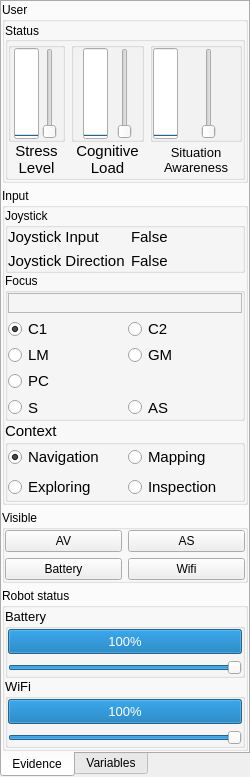
Old version of the form aui/mi/ui/parameters.ui in the repository argenortega/AUI.
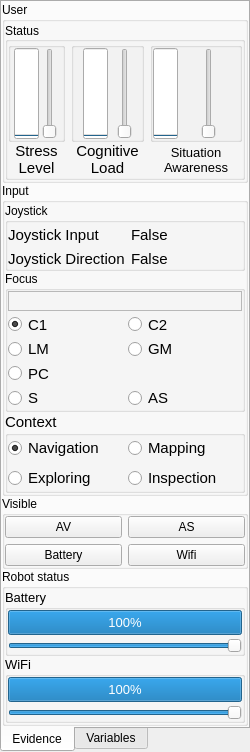
New version of the form. Custom widgets are drawn as their Qt base class.

Patch:
```diff
--- a/aui/mi/ui/parameters.ui
+++ b/aui/mi/ui/parameters.ui
@@ -7,7 +7,7 @@
     <x>0</x>
     <y>0</y>
     <width>250</width>
-    <height>740</height>
+    <height>752</height>
    </rect>
   </property>
   <property name="sizePolicy">
@@ -19,7 +19,7 @@
   <property name="minimumSize">
    <size>
     <width>250</width>
-    <height>740</height>
+    <height>752</height>
    </size>
   </property>
   <property name="maximumSize">
@@ -83,7 +83,7 @@
        </attribute>
        <layout class="QVBoxLayout" name="tab1Layout">
         <property name="spacing">
-         <number>5</number>
+         <number>0</number>
         </property>
         <property name="margin">
          <number>0</number>
@@ -514,12 +514,12 @@
               <bool>true</bool>
              </property>
              <layout class="QGridLayout" name="gridLayout_6">
+              <property name="verticalSpacing">
+               <number>3</number>
+              </property>
               <property name="margin">
                <number>0</number>
               </property>
-              <property name="verticalSpacing">
-               <number>-1</number>
-              </property>
               <item row="1" column="0">
                <widget class="QRadioButton" name="focus_C1">
                 <property name="font">
@@ -685,7 +685,16 @@
               <bool>true</bool>
              </property>
              <layout class="QGridLayout" name="gridLayout_4">
-              <property name="margin">
+              <property name="leftMargin">
+               <number>0</number>
+              </property>
+              <property name="topMargin">
+               <number>3</number>
+              </property>
+              <property name="rightMargin">
+               <number>0</number>
+              </property>
+              <property name="bottomMargin">
                <number>0</number>
               </property>
               <item row="0" column="0">
@@ -895,6 +904,9 @@
               <bool>true</bool>
              </property>
              <layout class="QGridLayout" name="gridLayout_7">
+              <property name="verticalSpacing">
+               <number>3</number>
+              </property>
               <property name="margin">
                <number>0</number>
               </property>
@@ -965,6 +977,9 @@
               <bool>true</bool>
              </property>
              <layout class="QGridLayout" name="gridLayout_8">
+              <property name="verticalSpacing">
+               <number>3</number>
+              </property>
               <property name="margin">
                <number>0</number>
               </property>
```
